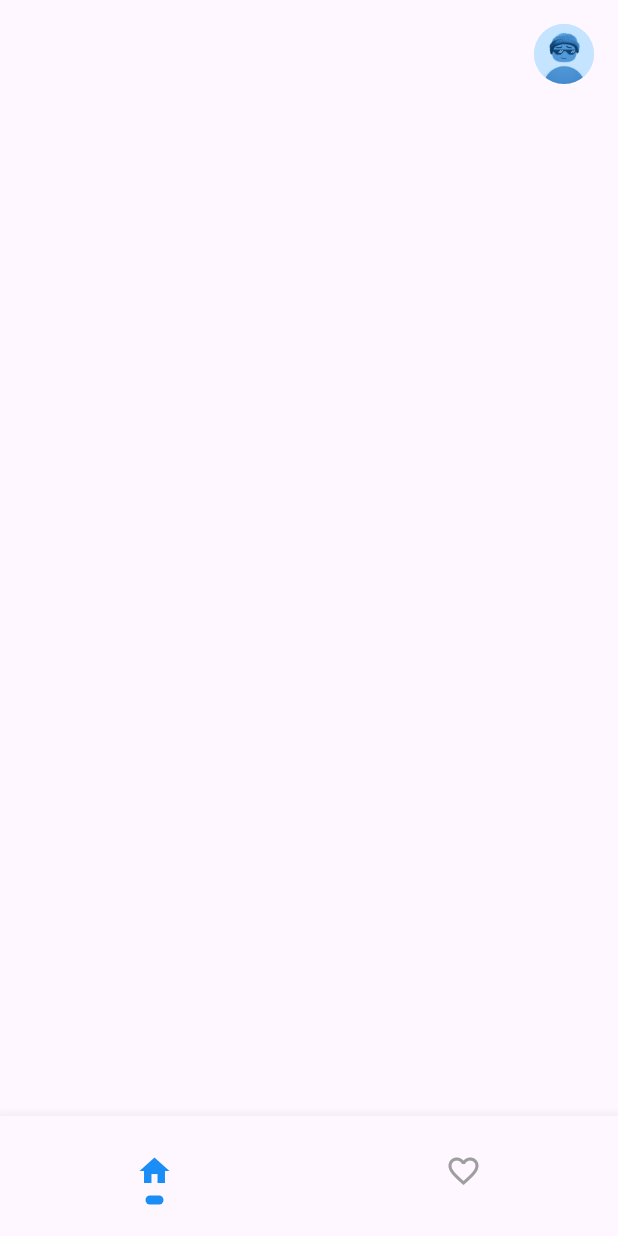
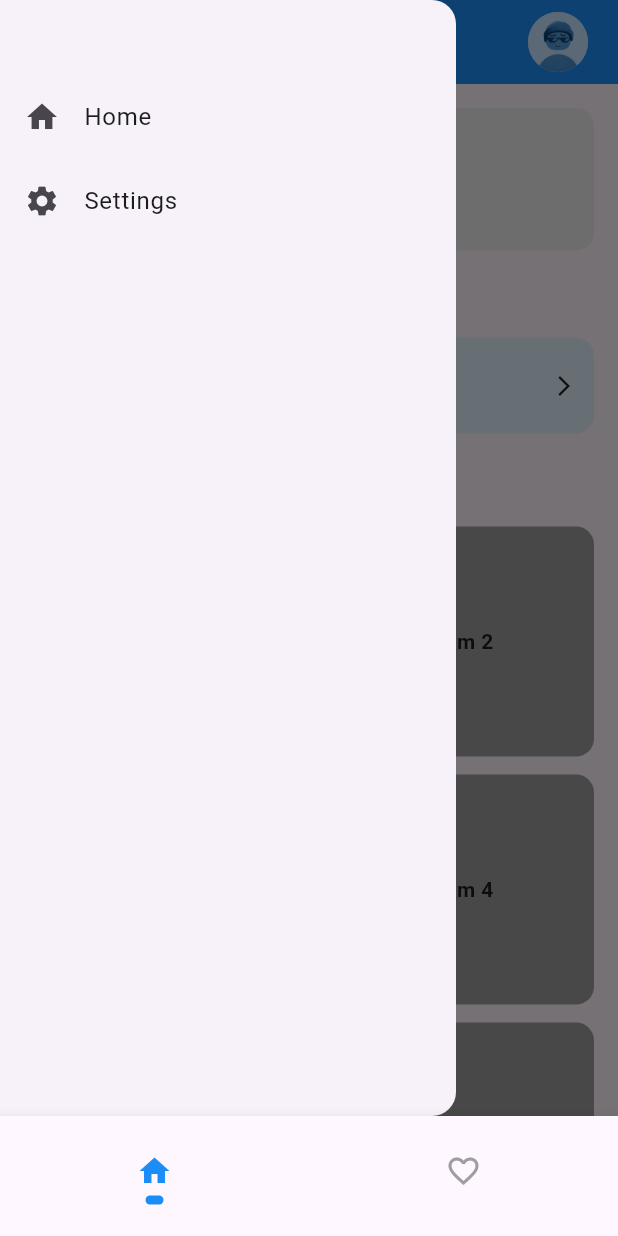
Before and after one commit to abdelaziz2642004/ZentryPomodoroApp, a Flutter app: the screen it shows once a user with an empty profile is signed in, with the side drawer open (before the commit the screen has no drawer), on a phone screen of 412 x 824 dp. Run offline on Flutter 3.47's test engine with Material 3 defaults, Android fonts, the light colour scheme and no system bars; our stand-ins replace cached_network_image, cloud_firestore, firebase_auth, firebase_core, flutter_bloc, flutter_riverpod and 3 more; missing offline and left inert: cloudinary_sdk; accounts and stored records are empty; project files that could hold a hidden picture were left out.

Commit message:
dummy HomeScreen

```diff
--- /dev/null
+++ b/lib/View/Screens/HomeScreen/HelpingWidgets/CustomAppBar.dart
@@ -0,0 +1,16 @@
+import 'package:flutter/material.dart';
+import 'package:prj/View/Screens/HomeScreen/HelpingWidgets/profileAvatar.dart';
+import 'package:prj/core/colors.dart';
+
+class Customappbar {
+  static AppBar build() {
+    return AppBar(
+      title: const Text(
+        'ZenTry',
+        style: TextStyle(fontWeight: FontWeight.bold),
+      ),
+      backgroundColor: mainColor,
+      actions: [const ProfileAvatar(), Container(width: 20)],
+    );
+  }
+}
--- /dev/null
+++ b/lib/View/Screens/HomeScreen/HelpingWidgets/CustomDrawer.dart
@@ -0,0 +1,31 @@
+import 'package:flutter/material.dart';
+import 'package:flutter/widgets.dart';
+
+class Customdrawer extends StatelessWidget {
+  const Customdrawer({super.key});
+
+  @override
+  Widget build(BuildContext context) {
+    return Drawer(
+      child: Column(
+        children: [
+          const SizedBox(height: 50),
+          ListTile(
+            leading: const Icon(Icons.home),
+            title: const Text('Home'),
+            onTap: () {
+              Navigator.of(context).pop();
+            },
+          ),
+          ListTile(
+            leading: const Icon(Icons.settings),
+            title: const Text('Settings'),
+            onTap: () {
+              Navigator.of(context).pop();
+            },
+          ),
+        ],
+      ),
+    );
+  }
+}
--- /dev/null
+++ b/lib/View/Screens/HomeScreen/HelpingWidgets/RecentlyJoined.dart
@@ -0,0 +1,35 @@
+import 'package:flutter/material.dart';
+
+class Recentlyjoined extends StatelessWidget {
+  const Recentlyjoined({super.key});
+
+  @override
+  Widget build(BuildContext context) {
+    return Container(
+      padding: const EdgeInsets.all(12),
+      decoration: BoxDecoration(
+        color: Colors.blue[50],
+        borderRadius: BorderRadius.circular(12),
+      ),
+      child: const Row(
+        children: [
+          CircleAvatar(radius: 20, backgroundColor: Colors.grey),
+          SizedBox(width: 12),
+          Expanded(
+            child: Column(
+              crossAxisAlignment: CrossAxisAlignment.start,
+              children: [
+                Text(
+                  "Room Name",
+                  style: TextStyle(fontWeight: FontWeight.bold),
+                ),
+                Text("20/30 active", style: TextStyle(color: Colors.grey)),
+              ],
+            ),
+          ),
+          Icon(Icons.arrow_forward_ios, size: 16),
+        ],
+      ),
+    );
+  }
+}
--- /dev/null
+++ b/lib/View/Screens/HomeScreen/HelpingWidgets/RoomsGridBuilder.dart
@@ -0,0 +1,33 @@
+import 'package:flutter/material.dart';
+import 'package:flutter/widgets.dart';
+
+class Roomsgridbuilder extends StatelessWidget {
+  const Roomsgridbuilder({super.key});
+
+  @override
+  Widget build(BuildContext context) {
+    return GridView.builder(
+      shrinkWrap: true,
+      itemCount: 6,
+      gridDelegate: const SliverGridDelegateWithFixedCrossAxisCount(
+        crossAxisCount: 2,
+        childAspectRatio: 1.2,
+        crossAxisSpacing: 12,
+        mainAxisSpacing: 12,
+      ),
+      itemBuilder:
+          (context, index) => Container(
+            decoration: BoxDecoration(
+              color: Colors.grey,
+              borderRadius: BorderRadius.circular(12),
+            ),
+            child: Center(
+              child: Text(
+                "Room ${index + 1}",
+                style: const TextStyle(fontWeight: FontWeight.bold),
+              ),
+            ),
+          ),
+    );
+  }
+}
--- /dev/null
+++ b/lib/View/Screens/HomeScreen/HelpingWidgets/TimeTrackerToday.dart
@@ -0,0 +1,33 @@
+import 'package:flutter/material.dart';
+import 'package:flutter/widgets.dart';
+
+class Timetrackertoday extends StatelessWidget {
+  const Timetrackertoday({super.key});
+
+  @override
+  Widget build(BuildContext context) {
+    return Container(
+      padding: const EdgeInsets.all(12),
+      decoration: BoxDecoration(
+        color: Colors.grey.shade200,
+        borderRadius: BorderRadius.circular(12),
+      ),
+      child: Column(
+        children: [
+          Row(
+            children: [
+              const Text("Today,", style: TextStyle(fontSize: 16)),
+              const SizedBox(width: 8),
+              Text("5-5-2025", style: TextStyle(color: Colors.grey[600])),
+            ],
+          ),
+          const SizedBox(height: 8),
+          const Text(
+            "3:00:00",
+            style: TextStyle(fontSize: 28, fontWeight: FontWeight.bold),
+          ),
+        ],
+      ),
+    );
+  }
+}
--- a/lib/View/Screens/HomeScreen/HomeScreen.dart
+++ b/lib/View/Screens/HomeScreen/HomeScreen.dart
@@ -1,5 +1,9 @@
 import 'package:flutter/material.dart';
-import 'package:prj/View/Screens/HomeScreen/HelpingWidgets/profileAvatar.dart';
+import 'package:prj/View/Screens/HomeScreen/HelpingWidgets/CustomAppBar.dart';
+import 'package:prj/View/Screens/HomeScreen/HelpingWidgets/CustomDrawer.dart';
+import 'package:prj/View/Screens/HomeScreen/HelpingWidgets/RecentlyJoined.dart';
+import 'package:prj/View/Screens/HomeScreen/HelpingWidgets/RoomsGridBuilder.dart';
+import 'package:prj/View/Screens/HomeScreen/HelpingWidgets/TimeTrackerToday.dart';
 
 class Homescreen extends StatefulWidget {
   const Homescreen({super.key});
@@ -11,22 +15,45 @@ class Homescreen extends StatefulWidget {
 class _HomescreenState extends State<Homescreen> {
   @override
   Widget build(BuildContext context) {
-    return const Scaffold(
+    return Scaffold(
+      drawer: const Customdrawer(),
+      appBar: Customappbar.build(),
       body: SafeArea(
-        child: Column(
-          children: [
-            Padding(
-              padding: EdgeInsets.all(16.0),
-              child: Row(
-                mainAxisAlignment: MainAxisAlignment.end,
-                children: [ProfileAvatar()],
+        child: SingleChildScrollView(
+          padding: const EdgeInsets.all(16),
+          child: Column(
+            crossAxisAlignment: CrossAxisAlignment.start,
+            children: [
+              const Timetrackertoday(),
+
+              const SizedBox(height: 24),
+
+              const Text(
+                "Recently Joined",
+                style: TextStyle(fontSize: 18, fontWeight: FontWeight.bold),
               ),
-            ),
+              const SizedBox(height: 8),
+              const Recentlyjoined(),
 
-            Expanded(child: SingleChildScrollView(child: Column(children: [
-                  ],
-                ))),
-          ],
+              const SizedBox(height: 24),
+
+              // Rooms Grid
+              const Text(
+                "Public Rooms",
+                style: TextStyle(fontSize: 18, fontWeight: FontWeight.bold),
+              ),
+              const SizedBox(height: 12),
+              const Roomsgridbuilder(),
+
+              const SizedBox(height: 24),
+              Center(
+                child: Text(
+                  "Avatar & Creator",
+                  style: TextStyle(color: Colors.grey[600]),
+                ),
+              ),
+            ],
+          ),
         ),
       ),
     );
--- a/lib/ViewModel/Providers/guestModeProvider.dart
+++ b/lib/ViewModel/Providers/guestModeProvider.dart
@@ -1,21 +1,21 @@
-import 'package:firebase_auth/firebase_auth.dart';
-import 'package:flutter_riverpod/flutter_riverpod.dart';
+// import 'package:firebase_auth/firebase_auth.dart';
+// import 'package:flutter_riverpod/flutter_riverpod.dart';
 
-final guestModeProvider = StateNotifierProvider<GuestModeNotifier, bool>((ref) {
-  return GuestModeNotifier();
-});
+// final guestModeProvider = StateNotifierProvider<GuestModeNotifier, bool>((ref) {
+//   return GuestModeNotifier();
+// });
 
-class GuestModeNotifier extends StateNotifier<bool> {
-  GuestModeNotifier()
-    : super(
-        FirebaseAuth.instance.currentUser == null ? false : false,
-      ); // default is not guest mode
+// class GuestModeNotifier extends StateNotifier<bool> {
+//   GuestModeNotifier()
+//     : super(
+//         FirebaseAuth.instance.currentUser == null ? false : false,
+//       ); // default is not guest mode
 
-  void enableGuestMode() {
-    state = true;
-  }
+//   void enableGuestMode() {
+//     state = true;
+//   }
 
-  void disableGuestMode() {
-    state = false;
-  }
-}
+//   void disableGuestMode() {
+//     state = false;
+//   }
+// }
--- a/lib/main.dart
+++ b/lib/main.dart
@@ -1,7 +1,6 @@
 import 'package:firebase_auth/firebase_auth.dart';
 import 'package:flutter/material.dart';
 import 'package:flutter_bloc/flutter_bloc.dart';
-import 'package:lottie/lottie.dart';
 import 'package:prj/ViewModel/Cubits/GuestMode/GuestMode_Cubit.dart';
 import 'package:prj/ViewModel/Cubits/GuestMode/GuestMode_States.dart';
 import 'package:prj/ViewModel/Cubits/Profile/profile_cubit.dart';
```
Also changed, not shown: 3 other files.
